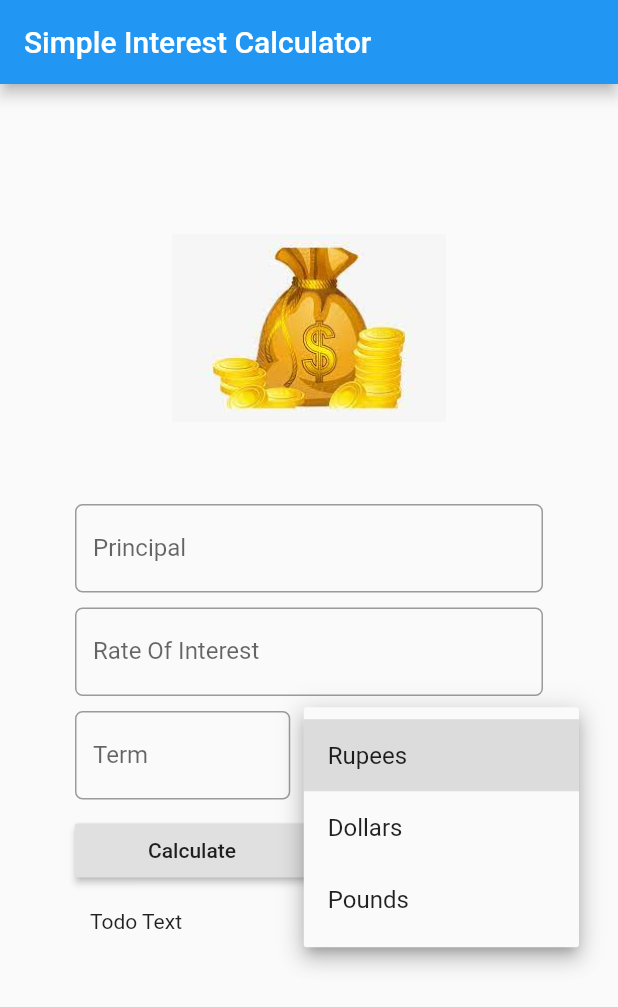
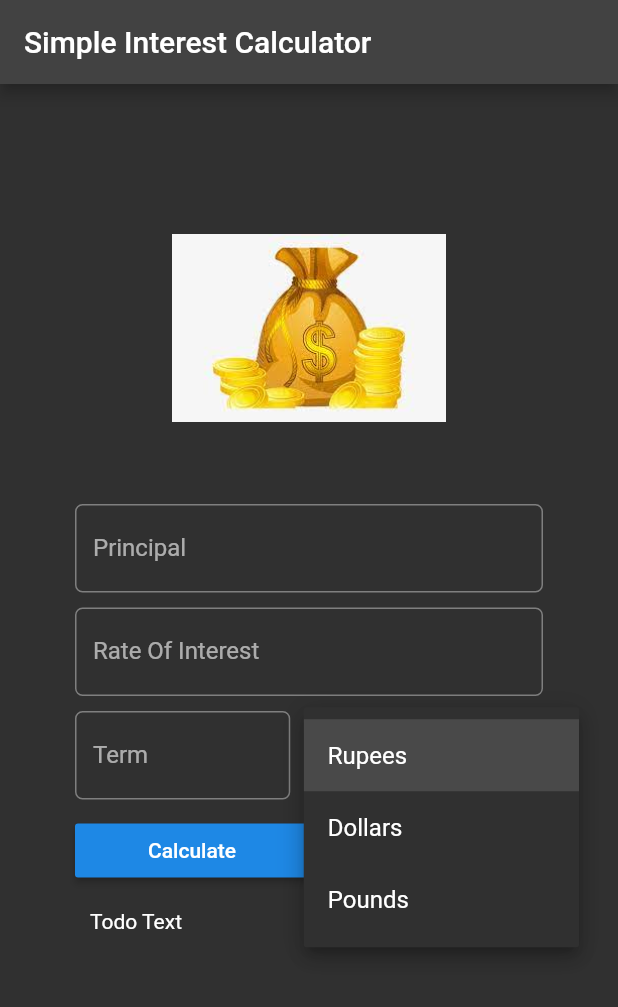
Before and after one commit to Garima-1602/simpleinterestcalculator_app1, a Flutter app: the screen it shows after launch, after a tap on "Rupees", on a phone screen of 412 x 824 dp. Shown: the top 1007 px of the screen. Run offline on Flutter 3.47's test engine with Material 2 defaults, Android fonts, the phone set to English and light mode, and no system bars; Roboto replaces fonts that are missing (Georgia).

Commit message:
UI created for app

```diff
--- a/lib/main.dart
+++ b/lib/main.dart
@@ -3,8 +3,19 @@ import 'package:flutter/material.dart';
 void main() {
   runApp(MaterialApp(
     title: 'Simple Interest Calculator App',
+
     debugShowCheckedModeBanner: false,
     home: SIForm(),
+    theme: ThemeData(
+        brightness: Brightness.dark,
+        primaryColor: Colors.blue[800],
+
+        // Define the default font family.
+        fontFamily: 'Georgia',
+
+        //primaryColor: Colors.black,
+      //accentColor: Colors.accentblue
+    ),
   ));
 }
 
@@ -18,9 +29,12 @@ class SIForm extends StatefulWidget {
 //create state class
 class _SIFormState extends State<SIForm> {
   var _currencies = ['Rupees', 'Dollars', 'Pounds'];
-  final _minimumPadding = 5.0;
+  final double _minimumPadding = 5.0;
+  var _currentItemSelected ='Rupees';
   @override
   Widget build(BuildContext context) {
+
+    //TextStyle textStyle =Theme.of(context).textTheme.title;
     return Scaffold(
       //resizeToAvoidBottomInset: false,
       appBar: AppBar(
@@ -36,9 +50,11 @@ class _SIFormState extends State<SIForm> {
                     top: _minimumPadding, bottom: _minimumPadding),
                 child: TextField(
                   keyboardType: TextInputType.number,
+                  //style: textStyle,
                   decoration: InputDecoration(
                       labelText: 'Principal',
                       hintText: 'Enter Principal e.g 12000',
+                      //labelStyle: textStyle,
                       border: OutlineInputBorder(
                           borderRadius: BorderRadius.circular(5.0))),
                 )),
@@ -47,9 +63,11 @@ class _SIFormState extends State<SIForm> {
                     top: _minimumPadding, bottom: _minimumPadding),
                 child: TextField(
                   keyboardType: TextInputType.number,
+                  //style: textStyle,
                   decoration: InputDecoration(
                       labelText: 'Rate Of Interest',
                       hintText: 'Enter in %',
+                     // labelStyle: textStyle,
                       border: OutlineInputBorder(
                           borderRadius: BorderRadius.circular(5.0))),
                 )),
@@ -61,9 +79,11 @@ class _SIFormState extends State<SIForm> {
                 Expanded(
                     child: TextField(
                       keyboardType: TextInputType.number,
+                      //style: textStyle,
                       decoration: InputDecoration(
                           labelText: 'Term',
                           hintText: 'Time in Years%',
+                          //labelStyle: textStyle,
                           border: OutlineInputBorder(
                               borderRadius: BorderRadius.circular(5.0))),
                     )),
@@ -76,9 +96,10 @@ class _SIFormState extends State<SIForm> {
                           child: Text(value),
                         );
                       }).toList(),
-                      value: 'Rupees',
+                      value: _currentItemSelected,
                       onChanged: (String? newValueSelected) {
-                        // _ondropDownItemSelected(newValueSelected);
+                         _ondropDownItemSelected(newValueSelected);
+
                       },
                     )),
               ],
@@ -89,7 +110,7 @@ class _SIFormState extends State<SIForm> {
                 child: Row(children: <Widget>[
               Expanded(
                 child: RaisedButton(
-                  child: Text('Calculate'),
+                  child: Text('Calculate',),
                   onPressed: (){
 
                   },
@@ -97,7 +118,7 @@ class _SIFormState extends State<SIForm> {
               ),
               Expanded(
                 child: RaisedButton(
-                  child: Text('Reset'),
+                  child: Text('Reset',),
                   onPressed: (){
 
                   },
@@ -107,7 +128,7 @@ class _SIFormState extends State<SIForm> {
             )),
             Padding(
               padding: EdgeInsets.all(_minimumPadding *2),
-              child: Text('Todo Text'),
+              child: Text('Todo Text',),
             )
           ],
         ),
@@ -128,3 +149,9 @@ class _SIFormState extends State<SIForm> {
     );
   }
 }
+
+void _ondropDownItemSelected(String? newValueSelected) {
+  setState(() {
+    this._currentItemSelected = newValueSelected;
+  });
+}
```
